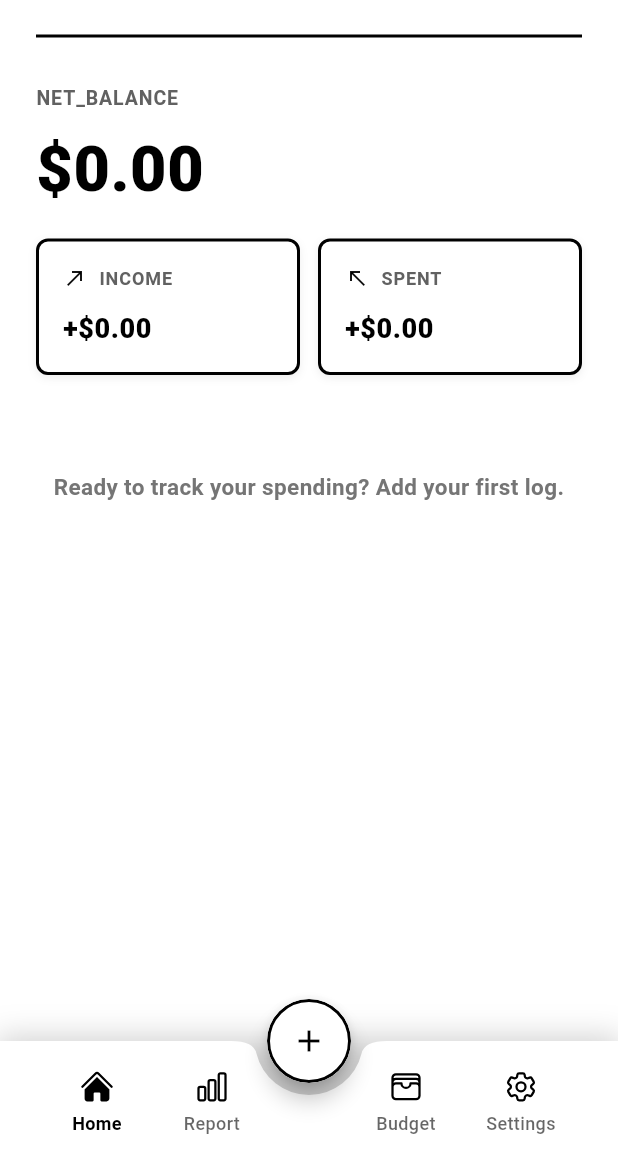
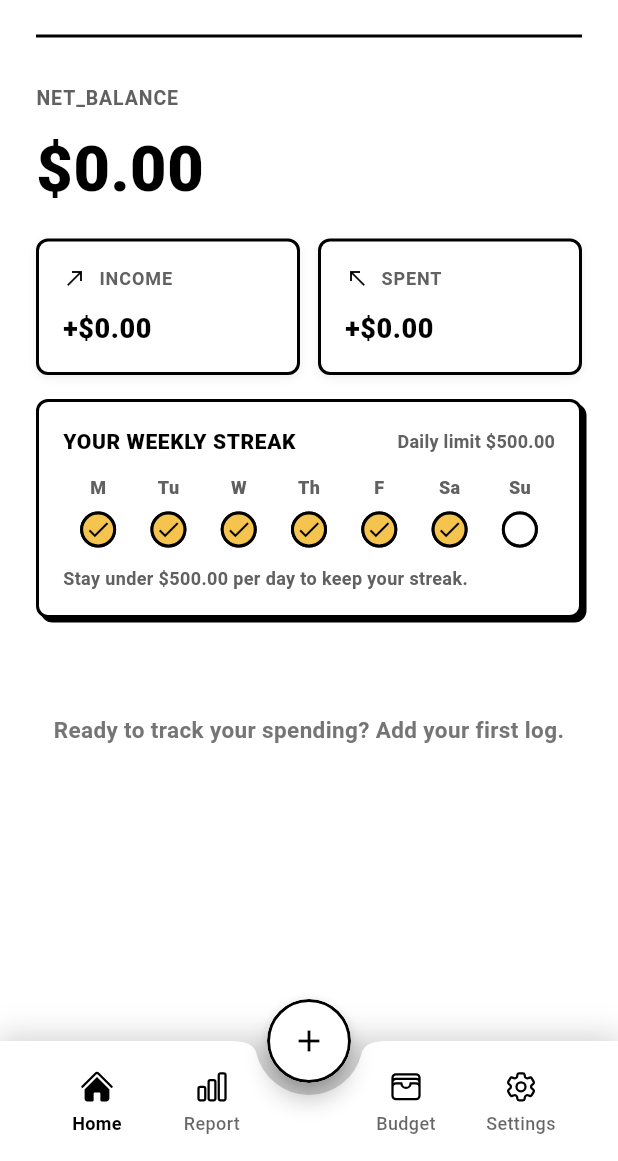
Before and after one commit to beerbeatbox/zen-money-tracking, a Flutter app: the screen it shows after launch, on a phone screen of 412 x 824 dp, the part 75-1236 px from its top. Run offline on Flutter 3.47's test engine with Material 3 defaults, Android fonts, the phone set to English and light mode, and no system bars; our stand-ins replace auto_size_text, csv, dio, flutter_riverpod, go_router, heroicons and 2 more; generated files the repository leaves out were written again.

Commit message:
feat: Add WeeklyStreak widget to DashboardScreen
- Introduced a new WeeklyStreak widget to display weekly spending habits on the dashboard.
- Integrated the WeeklyStreak into the DashboardScreen, providing users with insights on their spending relative to a daily budget limit.
- Enhanced the layout with additional spacing for improved visual clarity.

```diff
--- a/lib/features/home/presentation/screens/dashboard_screen.dart
+++ b/lib/features/home/presentation/screens/dashboard_screen.dart
@@ -5,6 +5,7 @@ import 'package:anti/core/utils/formatters.dart';
 import 'package:anti/features/home/domain/entities/expense_log.dart';
 import 'package:anti/features/home/presentation/screens/dashboard_events.dart';
 import 'package:anti/features/home/presentation/widgets/outlined_surface.dart';
+import 'package:anti/features/home/presentation/widgets/weekly_streak.dart';
 import 'package:flutter/material.dart';
 import 'package:flutter_riverpod/flutter_riverpod.dart';
 import 'package:go_router/go_router.dart';
@@ -40,6 +41,8 @@ class DashboardScreen extends ConsumerWidget with DashboardEvents {
                   _NetBalanceSection(netBalance: netBalance),
                   const SizedBox(height: 16),
                   _IncomeSpentRow(income: income, spent: spent),
+                  const SizedBox(height: 16),
+                  WeeklyStreak(logs: logs, dailyBudgetLimit: 500),
                   const SizedBox(height: 32),
                   _RecentLogsSection(
                     logs: logs,
--- /dev/null
+++ b/lib/features/home/presentation/widgets/weekly_streak.dart
@@ -0,0 +1,194 @@
+import 'package:anti/core/utils/formatters.dart';
+import 'package:anti/features/home/domain/entities/expense_log.dart';
+import 'package:anti/features/home/presentation/widgets/outlined_surface.dart';
+import 'package:flutter/material.dart';
+
+class WeeklyStreak extends StatelessWidget {
+  const WeeklyStreak({
+    super.key,
+    required this.logs,
+    required this.dailyBudgetLimit,
+    this.now,
+  });
+
+  final List<ExpenseLog> logs;
+  final double dailyBudgetLimit;
+  final DateTime? now;
+
+  @override
+  Widget build(BuildContext context) {
+    final nowValue = now ?? DateTime.now();
+    final today = DateUtils.dateOnly(nowValue);
+    final monday = today.subtract(
+      Duration(days: today.weekday - DateTime.monday),
+    );
+    final weekDates = List<DateTime>.generate(
+      7,
+      (i) => DateUtils.dateOnly(monday.add(Duration(days: i))),
+    );
+    final spentByDate = _spentByDate(logs);
+
+    return OutlinedSurface(
+      padding: const EdgeInsets.all(16),
+      borderRadius: const BorderRadius.all(Radius.circular(8)),
+      child: Column(
+        crossAxisAlignment: CrossAxisAlignment.start,
+        children: [
+          Row(
+            mainAxisAlignment: MainAxisAlignment.spaceBetween,
+            children: [
+              const Text(
+                'YOUR WEEKLY STREAK',
+                style: TextStyle(
+                  fontSize: 14,
+                  fontWeight: FontWeight.w800,
+                  letterSpacing: 0.4,
+                  color: Colors.black,
+                ),
+              ),
+              Text(
+                'Daily limit ${formatNetBalance(dailyBudgetLimit)}',
+                style: TextStyle(
+                  fontSize: 12,
+                  fontWeight: FontWeight.w700,
+                  letterSpacing: 0.2,
+                  color: Colors.grey[700],
+                ),
+              ),
+            ],
+          ),
+          const SizedBox(height: 12),
+          Row(
+            mainAxisAlignment: MainAxisAlignment.spaceBetween,
+            children: List.generate(weekDates.length, (index) {
+              final date = weekDates[index];
+              final spent = spentByDate[date] ?? 0;
+              final isToday = DateUtils.isSameDay(date, today);
+              final isFuture = date.isAfter(today);
+              final isPast = date.isBefore(today);
+              final isUnderLimit = spent <= dailyBudgetLimit;
+
+              return Expanded(
+                child: Center(
+                  child: _StreakDayItem(
+                    weekdayLabel: _weekdayLabel(date),
+                    isToday: isToday,
+                    isFuture: isFuture,
+                    isPast: isPast,
+                    isUnderLimit: isUnderLimit,
+                  ),
+                ),
+              );
+            }),
+          ),
+          const SizedBox(height: 12),
+          Text(
+            'Stay under ${formatNetBalance(dailyBudgetLimit)} per day to keep your streak.',
+            style: TextStyle(
+              fontSize: 12,
+              fontWeight: FontWeight.w600,
+              color: Colors.grey[700],
+            ),
+          ),
+        ],
+      ),
+    );
+  }
+
+  Map<DateTime, double> _spentByDate(List<ExpenseLog> logs) {
+    final map = <DateTime, double>{};
+
+    for (final log in logs) {
+      if (log.amount >= 0) continue;
+      final dateKey = DateUtils.dateOnly(log.createdAt);
+      final spent = log.amount.abs();
+      map[dateKey] = (map[dateKey] ?? 0) + spent;
+    }
+
+    return map;
+  }
+
+  String _weekdayLabel(DateTime date) {
+    switch (date.weekday) {
+      case DateTime.monday:
+        return 'M';
+      case DateTime.tuesday:
+        return 'Tu';
+      case DateTime.wednesday:
+        return 'W';
+      case DateTime.thursday:
+        return 'Th';
+      case DateTime.friday:
+        return 'F';
+      case DateTime.saturday:
+        return 'Sa';
+      case DateTime.sunday:
+        return 'Su';
+      default:
+        return '';
+    }
+  }
+}
+
+class _StreakDayItem extends StatelessWidget {
+  const _StreakDayItem({
+    required this.weekdayLabel,
+    required this.isToday,
+    required this.isFuture,
+    required this.isPast,
+    required this.isUnderLimit,
+  });
+
+  final String weekdayLabel;
+  final bool isToday;
+  final bool isFuture;
+  final bool isPast;
+  final bool isUnderLimit;
+
+  @override
+  Widget build(BuildContext context) {
+    final labelColor = Colors.grey[700];
+    final circleSize = 24.0;
+
+    final showCheck = isPast && isUnderLimit;
+
+    final fillColor = () {
+      if (isFuture) return Colors.white;
+      if (isToday) return isUnderLimit ? Colors.white : Colors.grey[400]!;
+      return isUnderLimit ? const Color(0xFFF4C44E) : Colors.grey[400]!;
+    }();
+
+    final icon =
+        showCheck
+            ? const Icon(Icons.check, size: 18, color: Colors.black)
+            : null;
+
+    return Column(
+      children: [
+        Text(
+          weekdayLabel,
+          style: TextStyle(
+            fontSize: 12,
+            fontWeight: FontWeight.w800,
+            color: labelColor,
+          ),
+        ),
+        const SizedBox(height: 8),
+        Stack(
+          alignment: Alignment.center,
+          children: [
+            OutlinedSurface(
+              width: circleSize,
+              height: circleSize,
+              shape: BoxShape.circle,
+              unpressedShadowOffset: const Offset(0, 0),
+              pressedShadowOffset: const Offset(0, 0),
+              color: fillColor,
+              child: Center(child: icon ?? const SizedBox.shrink()),
+            ),
+          ],
+        ),
+      ],
+    );
+  }
+}
```
